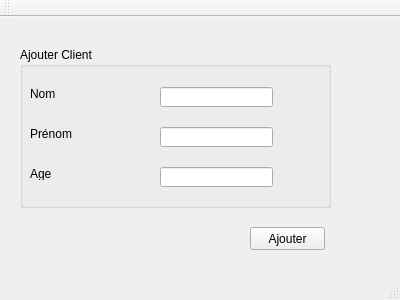
The window that mainwindow.ui (yanni2302/smart_parental_monitoring_2A22) describes before a commit, drawn with Qt 5.
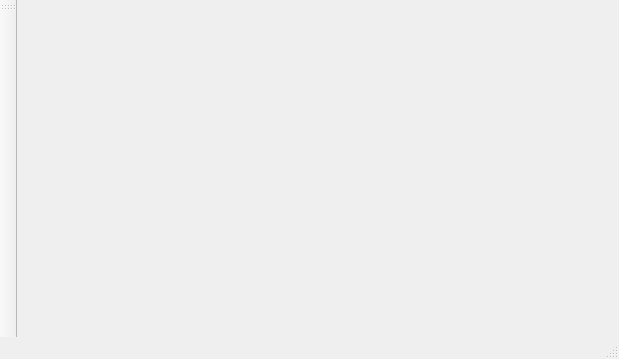
The same window after the commit.

```diff
--- a/mainwindow.ui
+++ b/mainwindow.ui
@@ -6,110 +6,14 @@
    <rect>
     <x>0</x>
     <y>0</y>
-    <width>400</width>
-    <height>300</height>
+    <width>619</width>
+    <height>359</height>
    </rect>
   </property>
   <property name="windowTitle">
    <string>Gestion des Clients</string>
   </property>
-  <widget class="QWidget" name="centralWidget">
-   <widget class="QGroupBox" name="groupBox">
-    <property name="geometry">
-     <rect>
-      <x>20</x>
-      <y>30</y>
-      <width>311</width>
-      <height>161</height>
-     </rect>
-    </property>
-    <property name="title">
-     <string>Ajouter Client</string>
-    </property>
-    <widget class="QLabel" name="label">
-     <property name="geometry">
-      <rect>
-       <x>10</x>
-       <y>40</y>
-       <width>47</width>
-       <height>13</height>
-      </rect>
-     </property>
-     <property name="text">
-      <string>Nom</string>
-     </property>
-    </widget>
-    <widget class="QLabel" name="label_2">
-     <property name="geometry">
-      <rect>
-       <x>10</x>
-       <y>80</y>
-       <width>47</width>
-       <height>13</height>
-      </rect>
-     </property>
-     <property name="text">
-      <string>Prénom</string>
-     </property>
-    </widget>
-    <widget class="QLabel" name="label_3">
-     <property name="geometry">
-      <rect>
-       <x>10</x>
-       <y>120</y>
-       <width>47</width>
-       <height>13</height>
-      </rect>
-     </property>
-     <property name="text">
-      <string>Age</string>
-     </property>
-    </widget>
-    <widget class="QLineEdit" name="lineEdit">
-     <property name="geometry">
-      <rect>
-       <x>140</x>
-       <y>40</y>
-       <width>113</width>
-       <height>20</height>
-      </rect>
-     </property>
-    </widget>
-    <widget class="QLineEdit" name="lineEdit_2">
-     <property name="geometry">
-      <rect>
-       <x>140</x>
-       <y>80</y>
-       <width>113</width>
-       <height>20</height>
-      </rect>
-     </property>
-    </widget>
-    <widget class="QLineEdit" name="lineEdit_3">
-     <property name="geometry">
-      <rect>
-       <x>140</x>
-       <y>120</y>
-       <width>113</width>
-       <height>20</height>
-      </rect>
-     </property>
-    </widget>
-   </widget>
-   <widget class="QPushButton" name="pushButton">
-    <property name="geometry">
-     <rect>
-      <x>250</x>
-      <y>210</y>
-      <width>75</width>
-      <height>23</height>
-     </rect>
-    </property>
-    <property name="text">
-     <string>Ajouter</string>
-    </property>
-   </widget>
-  </widget>
+  <widget class="QWidget" name="widget"/>
   <widget class="QMenuBar" name="menuBar">
    <property name="geometry">
     <rect>
@@ -122,7 +26,7 @@
   </widget>
   <widget class="QToolBar" name="mainToolBar">
    <attribute name="toolBarArea">
-    <enum>TopToolBarArea</enum>
+    <enum>LeftToolBarArea</enum>
    </attribute>
    <attribute name="toolBarBreak">
     <bool>false</bool>
```
Left out of the diff: 4 changed lines with no effect on the pictures.
